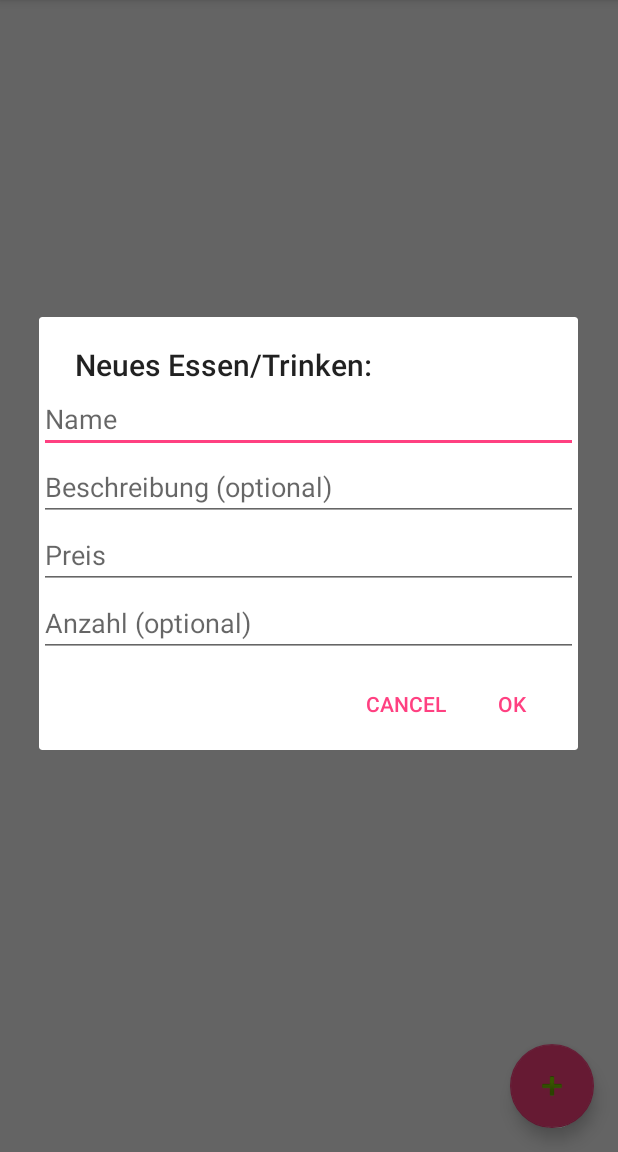
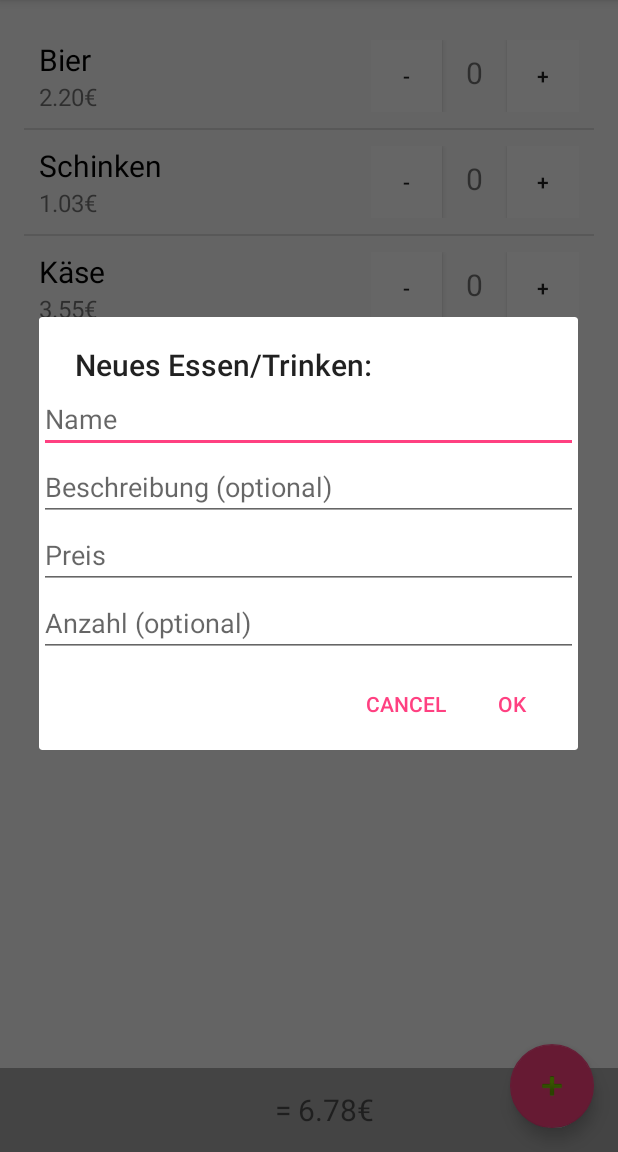
Before and after one commit to stekepego/Bierdeckel, an Android app: the screen it shows after launch (MainActivity), after a tap on an icon or button, on a phone screen of 412 x 824 dp, the part 84-1236 px from its top. Run offline under Robolectric (Android 15) with nearby library versions, the phone set to English and light mode, and no system bars.

Commit message:
First working very basic version. Sum of prices is shown. Have to implement calculation with counts.

```diff
--- a/app/src/main/java/com/example/dominik/bierdeckel/FoodItemAdapter.java
+++ b/app/src/main/java/com/example/dominik/bierdeckel/FoodItemAdapter.java
@@ -1,12 +1,68 @@
 package com.example.dominik.bierdeckel;
 
-import android.widget.BaseAdapter;
+import android.app.Activity;
+import android.content.Context;
+import android.view.LayoutInflater;
+import android.view.View;
+import android.view.ViewGroup;
+import android.widget.ArrayAdapter;
+import android.widget.ImageView;
+import android.widget.TextView;
+
+import org.w3c.dom.Text;
+
+import java.util.List;
 
 /**
  * Created by dominik on 25.03.16.
  */
 //TODO: Create adapter
-public abstract class FoodItemAdapter extends BaseAdapter{
+public class FoodItemAdapter extends ArrayAdapter<Food>{
+    Context context;
+    int layoutResourceId;
+    List<Food> data = null;
 
+    public FoodItemAdapter(Context context, int layoutResourceId, List<Food> data) {
+        super(context, layoutResourceId, data);
+        this.layoutResourceId = layoutResourceId;
+        this.context = context;
+        this.data = data;
+    }
 
+    @Override
+    public View getView(int position, View convertView, ViewGroup parent) {
+        View row = convertView;
+        FoodHolder holder;
+
+        if(row == null)
+        {
+            LayoutInflater inflater = ((Activity)context).getLayoutInflater();
+            row = inflater.inflate(layoutResourceId, parent, false);
+
+            holder = new FoodHolder();
+            holder.foodName = (TextView)row.findViewById(R.id.foodName);
+            holder.foodPrice = (TextView)row.findViewById(R.id.foodPrice);
+            holder.foodCount = (TextView)row.findViewById(R.id.foodCount);
+
+            row.setTag(holder);
+        }
+        else
+        {
+            holder = (FoodHolder)row.getTag();
+        }
+
+        Food food = data.get(position);
+        holder.foodName.setText(food.foodName);
+        holder.foodPrice.setText(String.format("%.2f", food.price) + "€");
+        holder.foodCount.setText(Integer.toString(food.count));
+
+        return row;
+    }
+
+    static class FoodHolder
+    {
+        TextView foodName;
+        TextView foodPrice;
+        TextView foodCount;
+    }
 }
--- a/app/src/main/java/com/example/dominik/bierdeckel/MainActivity.java
+++ b/app/src/main/java/com/example/dominik/bierdeckel/MainActivity.java
@@ -13,6 +13,8 @@ import android.view.Menu;
 import android.view.MenuItem;
 import android.widget.EditText;
 import android.widget.LinearLayout;
+import android.widget.ListView;
+import android.widget.TextView;
 
 import java.util.ArrayList;
 import java.util.List;
@@ -20,6 +22,9 @@ import java.util.List;
 public class MainActivity extends AppCompatActivity {
 
     public List<Food> foodMenu;
+    private ListView listView1;
+    private FoodItemAdapter foodAdapter;
+    float priceSum;
 
     @Override
     protected void onCreate(Bundle savedInstanceState) {
@@ -27,6 +32,14 @@ public class MainActivity extends AppCompatActivity {
         setContentView(R.layout.activity_main);
         Toolbar toolbar = (Toolbar) findViewById(R.id.toolbar);
         setSupportActionBar(toolbar);
+
+        foodMenu = new ArrayList<Food>();
+        foodMenu = initFoodList();
+
+        foodAdapter = new FoodItemAdapter(this, R.layout.food_item, foodMenu);
+
+        listView1 = (ListView)findViewById(R.id.foodView);
+        listView1.setAdapter(foodAdapter);
 
         FloatingActionButton fab = (FloatingActionButton) findViewById(R.id.fab);
         fab.setOnClickListener(new View.OnClickListener() {
@@ -36,7 +49,7 @@ public class MainActivity extends AppCompatActivity {
             }
         });
 
-        foodMenu = new ArrayList<Food>();
+        this.refreshPriceSumView();
     }
 
     @Override
@@ -110,12 +123,8 @@ public class MainActivity extends AppCompatActivity {
                 Food food = new Food(foodName, price, description, count);
 
                 foodMenu.add(food);
-                for (int i = 0; i < foodMenu.size(); i++) {
-                    System.out.println(foodMenu.get(i).foodName);
-                    System.out.println(foodMenu.get(i).description);
-                    System.out.println(foodMenu.get(i).price);
-                    System.out.println(foodMenu.get(i).count);
-                }
+                foodAdapter.notifyDataSetChanged();
+                refreshPriceSumView();
             }
         });
         builder.setNegativeButton("Cancel", new DialogInterface.OnClickListener() {
@@ -128,4 +137,40 @@ public class MainActivity extends AppCompatActivity {
         builder.show();
 
     }
+
+    public List<Food> initFoodList()
+    {
+        List<Food> foodList = new ArrayList<>();
+
+        Food bier = new Food("Bier", 2.2f, "", 0);
+        foodList.add(bier);
+
+        Food schinken = new Food("Schinken", 1.03f, "", 0);
+        foodList.add(schinken);
+
+        Food kase = new Food("Käse", 3.55f, "", 0);
+        foodList.add(kase);
+
+        return foodList;
+    }
+
+    public void refreshPriceSumView()
+    {
+        TextView priceSumView = (TextView) findViewById(R.id.priceSum);
+        priceSum = getPriceSum(foodMenu);
+        String priceSumText = " = " + String.format("%.2f", priceSum) + "€";
+        priceSumView.setText(priceSumText);
+    }
+
+    public float getPriceSum(List<Food> foodList)
+    {
+        priceSum = 0.0f;
+
+        for (int i = 0; i < foodList.size(); i++)
+        {
+            priceSum += foodList.get(i).price;
+        }
+
+        return priceSum;
+    }
 }
--- a/app/src/main/res/layout/activity_main.xml
+++ b/app/src/main/res/layout/activity_main.xml
@@ -31,6 +31,29 @@
         android:layout_gravity="bottom|end"
         android:layout_margin="@dimen/fab_margin"
         android:src="@android:drawable/ic_input_add"
+        android:background="?attr/colorPrimaryDark"
         android:clickable="true" />
 
+    <FrameLayout
+        android:layout_width="fill_parent"
+        android:layout_height="fill_parent">
+
+        <android.support.v7.widget.Toolbar
+            android:layout_width="match_parent"
+            android:layout_height="?attr/actionBarSize"
+            android:background="#AAA"
+            android:layout_gravity="bottom">
+
+            <TextView
+                android:id="@+id/priceSum"
+                android:layout_width="fill_parent"
+                android:layout_height="wrap_content"
+                android:text=""
+                android:textSize="20dp"
+                android:gravity="center"/>
+
+        </android.support.v7.widget.Toolbar>
+
+    </FrameLayout>
+
 </android.support.design.widget.CoordinatorLayout>
--- a/app/src/main/res/layout/content_main.xml
+++ b/app/src/main/res/layout/content_main.xml
@@ -9,6 +9,7 @@
     android:paddingRight="@dimen/activity_horizontal_margin"
     android:paddingTop="@dimen/activity_vertical_margin"
     android:paddingBottom="@dimen/activity_vertical_margin"
+    android:layout_marginBottom="?attr/actionBarSize"
     app:layout_behavior="@string/appbar_scrolling_view_behavior"
     tools:showIn="@layout/activity_main"
     tools:context="com.example.dominik.bierdeckel.MainActivity">
@@ -20,4 +21,5 @@
         android:layout_alignParentTop="true"
         android:layout_alignParentLeft="true"
         android:layout_alignParentStart="true" />
+
 </RelativeLayout>
--- a/app/src/main/res/layout/food_item.xml
+++ b/app/src/main/res/layout/food_item.xml
@@ -3,7 +3,8 @@
 <LinearLayout xmlns:android="http://schemas.android.com/apk/res/android"
     android:layout_width="fill_parent"
     android:layout_height="wrap_content"
-    android:orientation="horizontal">
+    android:orientation="horizontal"
+    android:padding="10dp">
 
     <LinearLayout xmlns:android="http://schemas.android.com/apk/res/android"
         android:layout_width="match_parent"
@@ -44,7 +45,9 @@
         android:layout_height="wrap_content"
         android:text="-"
         android:background="#FFF"
-        android:layout_weight="1"/>
+        android:layout_weight="1"
+        android:onClick="decrementCount"/>
+
     <TextView
         android:id="@+id/foodCount"
         android:layout_width="wrap_content"
@@ -58,7 +61,8 @@
         android:layout_height="wrap_content"
         android:text="+"
         android:background="#FFF"
-        android:layout_weight="1"/>
+        android:layout_weight="1"
+        android:onClick="incrementCount"/>
 
     </LinearLayout>
 </LinearLayout>
```
